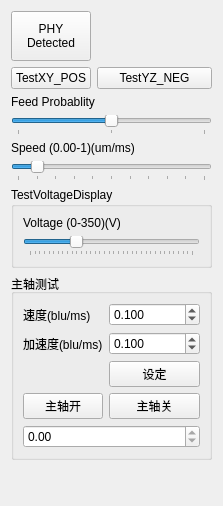
Before: the Qt Designer form App/TestPanel/TestPanel.ui in windsgo/edm_project, drawn with Qt 5.
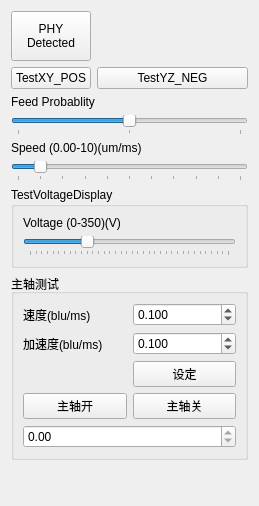
After: the same form once the commit is applied.

The edit to the form file:
```diff
--- a/App/TestPanel/TestPanel.ui
+++ b/App/TestPanel/TestPanel.ui
@@ -6,7 +6,7 @@
    <rect>
     <x>0</x>
     <y>0</y>
-    <width>216</width>
+    <width>259</width>
     <height>506</height>
    </rect>
   </property>
@@ -123,7 +123,7 @@
    <item row="5" column="0" colspan="2">
     <widget class="QLabel" name="label_2">
      <property name="text">
-      <string>Speed (0.00-1)(um/ms)</string>
+      <string>Speed (0.00-10)(um/ms)</string>
      </property>
     </widget>
    </item>
```
